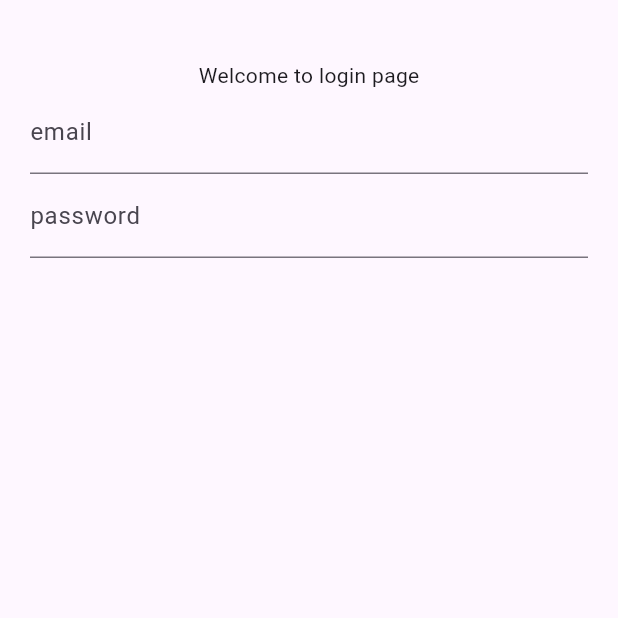
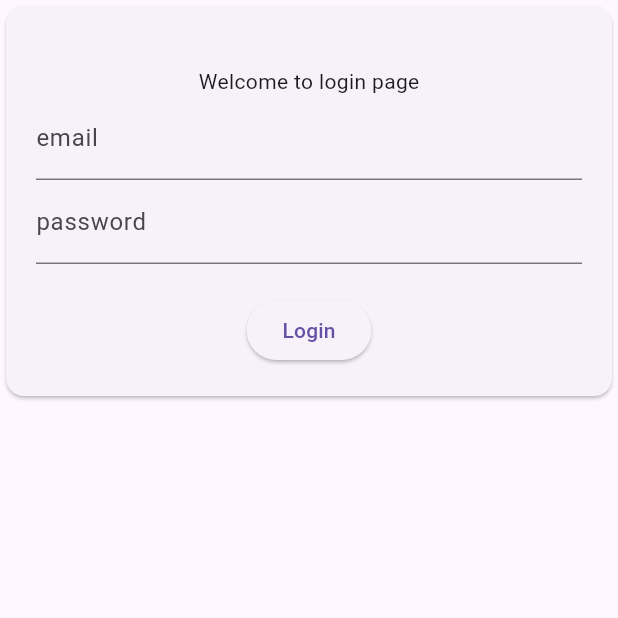
Before and after one commit to suriyaa07/gitdemo, a Flutter app: the screen it shows after launch, on a phone screen of 412 x 824 dp, the top half of it. Run offline on Flutter 3.47's test engine with Material 3 defaults, Android fonts, the phone set to English and light mode, and no system bars.

Commit message:
“anyText”

```diff
--- a/lib/pages/login_page.dart
+++ b/lib/pages/login_page.dart
@@ -1,3 +1,4 @@
+import 'package:backendex/pages/homepage.dart';
 import 'package:flutter/material.dart';
 
 class LoginPage extends StatefulWidget {
@@ -17,10 +18,12 @@ class _LoginPageState extends State<LoginPage> {
       body: SingleChildScrollView(
         child: Form(
           key: formKey,
+          child: Center(
+            child: Card(
               child: Padding(
                 padding: const EdgeInsets.all(20.0),
                 child: Column(
-              children: <Widget>[
+                  children: [
                     const SizedBox(
                       height: 20,
                       width: 20,
@@ -39,7 +42,21 @@ class _LoginPageState extends State<LoginPage> {
                       decoration: InputDecoration(
                           hintText: "*********", labelText: "password"),
                     ),
+                    const SizedBox(
+                      height: 20,
+                      width: 20,
+                    ),
+                    ElevatedButton(
+                        onPressed: () {
+                          Navigator.push(
+                              context,
+                              MaterialPageRoute(
+                                  builder: (context) => HomePage()));
+                        },
+                        child: Text("Login"))
                   ],
+                ),
+              ),
             ),
           ),
         ),
```
Lines whose indentation alone changed are shown as unchanged.
